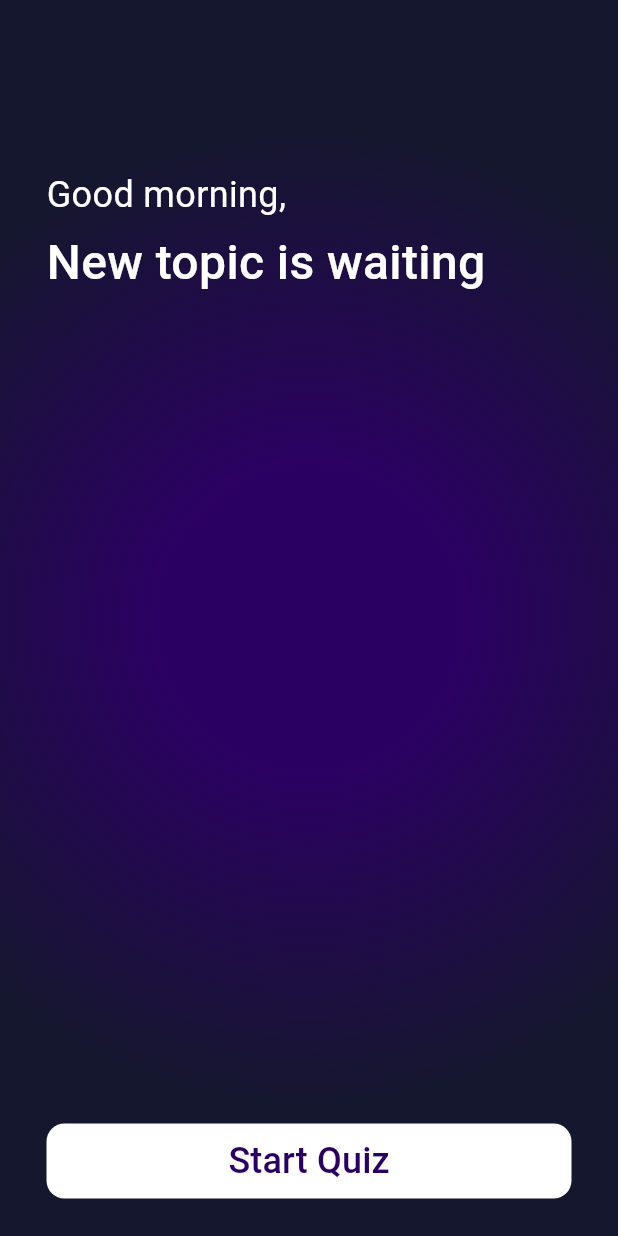
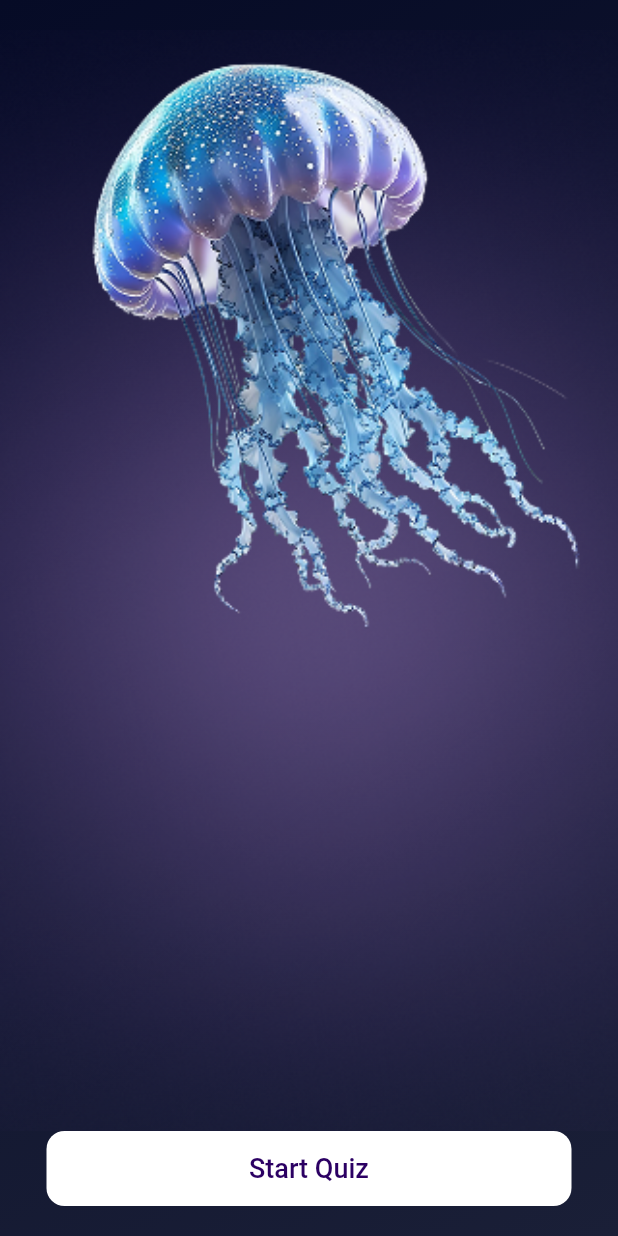
Before and after one commit to DoaaAmir789/home_work, a Flutter app: the screen it shows after launch, on a phone screen of 412 x 824 dp. Run offline on Flutter 3.47's test engine with Material 3 defaults, Android fonts, the light colour scheme and no system bars; our stand-ins replace flutter_svg; Roboto replaces fonts that are missing (Gilroy).

Commit message:
done quiz

```diff
--- a/session16_home_work_flutter/lib/main.dart
+++ b/session16_home_work_flutter/lib/main.dart
@@ -1,5 +1,5 @@
 import 'package:flutter/material.dart';
-import 'package:session16_home_work_flutter/screens/start_page.dart';
+import 'package:session16_home_work_flutter/screens/start_screen.dart';
 
 void main() {
   runApp(const QuizApp());
@@ -10,6 +10,6 @@ class QuizApp extends StatelessWidget {
 
   @override
   Widget build(BuildContext context) {
-    return MaterialApp(debugShowCheckedModeBanner: false, home: StartPage());
+    return MaterialApp(debugShowCheckedModeBanner: false, home: StartScreen());
   }
 }
--- a/session16_home_work_flutter/lib/screens/start_page.dart
+++ /dev/null
@@ -1,48 +0,0 @@
-import 'package:flutter/material.dart';
-import 'package:session16_home_work_flutter/widgets/custom_text.dart';
-import 'package:session16_home_work_flutter/widgets/start_page_button.dart';
-
-class StartPage extends StatelessWidget {
-  const StartPage({super.key});
-
-  @override
-  Widget build(BuildContext context) {
-    return Scaffold(
-      body: SafeArea(
-        child: Container(
-          alignment: Alignment.center,
-          width: double.infinity,
-          decoration: const BoxDecoration(
-            gradient: RadialGradient(
-              center: Alignment.center,
-              radius: 0.8,
-              colors: [Color(0xff2B0063), Color(0xff14172D)],
-              stops: [0.3, 1],
-            ),
-          ),
-          child: Column(
-            spacing: 5,
-            crossAxisAlignment: CrossAxisAlignment.start,
-            children: [
-              Spacer(flex: 2),
-              CustomText(
-                text: 'Good morning,',
-                textSize: 24,
-                textColor: Colors.white,
-              ),
-              CustomText(
-                text: 'New topic is waiting',
-                textSize: 32,
-                textWight: FontWeight.w500,
-                textColor: Colors.white,
-              ),
-              Spacer(flex: 10),
-              StartPageButton(),
-              SizedBox(height: 20),
-            ],
-          ),
-        ),
-      ),
-    );
-  }
-}
--- /dev/null
+++ b/session16_home_work_flutter/lib/screens/start_screen.dart
@@ -0,0 +1,45 @@
+import 'package:flutter/material.dart';
+import 'package:session16_home_work_flutter/styles/app_color_style.dart';
+import 'package:session16_home_work_flutter/widgets/start_screen_button.dart';
+
+class StartScreen extends StatelessWidget {
+  const StartScreen({super.key});
+
+  @override
+  Widget build(BuildContext context) {
+    return Scaffold(
+      body: Container(
+        width: double.infinity,
+        decoration: BoxDecoration(gradient: AppColorStyle.maineBackground()),
+        child: Padding(
+          padding: const EdgeInsets.symmetric(vertical: 20),
+          child: Column(
+            children: [
+              Expanded(
+                child: Stack(
+                  children: [
+                    Positioned.fill(
+                      child: Image.asset(
+                        'assets/GRADINET.png',
+                        width: double.infinity,
+                        fit: BoxFit.fill,
+                      ),
+                    ),
+                    Positioned(
+                      child: Image.asset(
+                        'assets/home_image.png',
+                        width: double.infinity,
+                        fit: BoxFit.fill,
+                      ),
+                    ),
+                  ],
+                ),
+              ),
+              StartScreenButton(),
+            ],
+          ),
+        ),
+      ),
+    );
+  }
+}
--- /dev/null
+++ b/session16_home_work_flutter/lib/styles/app_color_style.dart
@@ -0,0 +1,31 @@
+import 'package:flutter/material.dart';
+
+class AppColorStyle {
+  static Color maineViolet() {
+    return Color(0xff2B0063);
+  }
+
+  static Color secondaryViolet() {
+    return Color(0xff8E84FF);
+  }
+
+  static Color pastelViolet() {
+    return Color(0xffB8B2FF);
+  }
+
+  static Color casperViolet() {
+    return Color(0xff2B0063).withOpacity(0.3);
+  }
+
+  static Color backGrad() {
+    return Color(0xffA838FF);
+  }
+
+  static LinearGradient maineBackground() {
+    return LinearGradient(
+      colors: [Color(0xFF060B26), Color(0xFF1A1F37)],
+      begin: Alignment.topLeft,
+      end: Alignment.bottomRight,
+    );
+  }
+}
--- a/session16_home_work_flutter/lib/widgets/start_page_button.dart
+++ b/session16_home_work_flutter/lib/widgets/start_screen_button.dart
@@ -1,9 +1,10 @@
 import 'package:flutter/material.dart';
 import 'package:session16_home_work_flutter/screens/questions_page.dart';
+import 'package:session16_home_work_flutter/styles/app_text_style.dart';
 import 'package:session16_home_work_flutter/widgets/custom_button.dart';
 
-class StartPageButton extends StatelessWidget {
-  const StartPageButton({super.key});
+class StartScreenButton extends StatelessWidget {
+  const StartScreenButton({super.key});
 
   @override
   Widget build(BuildContext context) {
@@ -16,10 +17,7 @@ class StartPageButton extends StatelessWidget {
           MaterialPageRoute(builder: (context) => QuestionsPage()),
         );
       },
-      child: Text(
-        'Start Quiz',
-        style: TextStyle(color: Color(0xff2B0063), fontSize: 24),
-      ),
+      child: Text('Start Quiz', style: AppTextStyle.h2()),
     );
   }
 }
```
Also changed, not shown: session16_home_work_flutter/lib/screens/questions_page.dart (+1 -41 lines), session16_home_work_flutter/lib/styles/app_text_style.dart (added, +59 -0 lines), session16_home_work_flutter/lib/widgets/option_tile.dart (+16 -3 lines), session16_home_work_flutter/lib/widgets/options.dart (+22 -9 lines), session16_home_work_flutter/assets/GRADINET.png (added), session16_home_work_flutter/assets/home_image.png (added).
